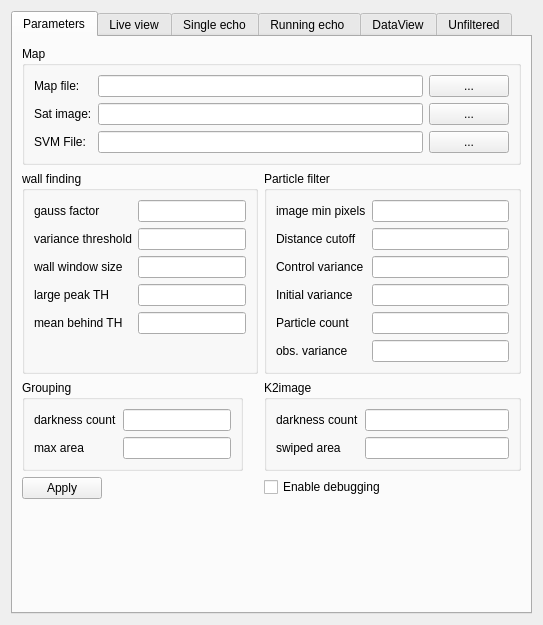
Old version of the form Hanse/Module_SonarLocalization/form_sonarlocalization.ui in the repository iti-luebeck/HANSE2011.
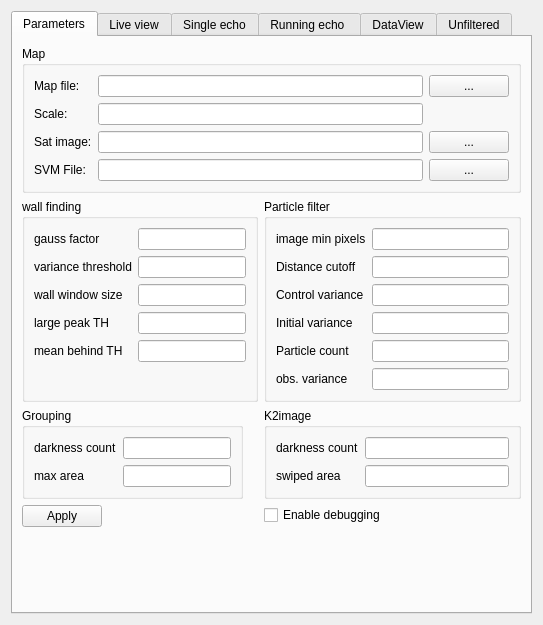
New version of the form. Custom widgets are drawn as their Qt base class.

What changed in the file:
```diff
--- a/Hanse/Module_SonarLocalization/form_sonarlocalization.ui
+++ b/Hanse/Module_SonarLocalization/form_sonarlocalization.ui
@@ -217,40 +217,50 @@
             </property>
            </widget>
           </item>
-          <item row="1" column="0">
+          <item row="2" column="0">
            <widget class="QLabel" name="label_4">
             <property name="text">
              <string>Sat image:</string>
             </property>
            </widget>
           </item>
-          <item row="1" column="1">
+          <item row="2" column="1">
            <widget class="QLineEdit" name="config_satImage"/>
           </item>
-          <item row="1" column="2">
+          <item row="2" column="2">
            <widget class="QPushButton" name="selSat">
             <property name="text">
              <string>...</string>
             </property>
            </widget>
           </item>
-          <item row="2" column="0">
+          <item row="3" column="0">
            <widget class="QLabel" name="label_30">
             <property name="text">
              <string>SVM File:</string>
             </property>
            </widget>
           </item>
-          <item row="2" column="1">
+          <item row="3" column="1">
            <widget class="QLineEdit" name="configure_SVM"/>
           </item>
-          <item row="2" column="2">
+          <item row="3" column="2">
            <widget class="QPushButton" name="selSVM">
             <property name="text">
              <string>...</string>
             </property>
            </widget>
           </item>
+          <item row="1" column="0">
+           <widget class="QLabel" name="label_22">
+            <property name="text">
+             <string>Scale:</string>
+            </property>
+           </widget>
+          </item>
+          <item row="1" column="1">
+           <widget class="QLineEdit" name="scaleMap"/>
+          </item>
          </layout>
         </widget>
        </item>
```
Left out of the diff: 124 changed lines with no effect on the pictures.
